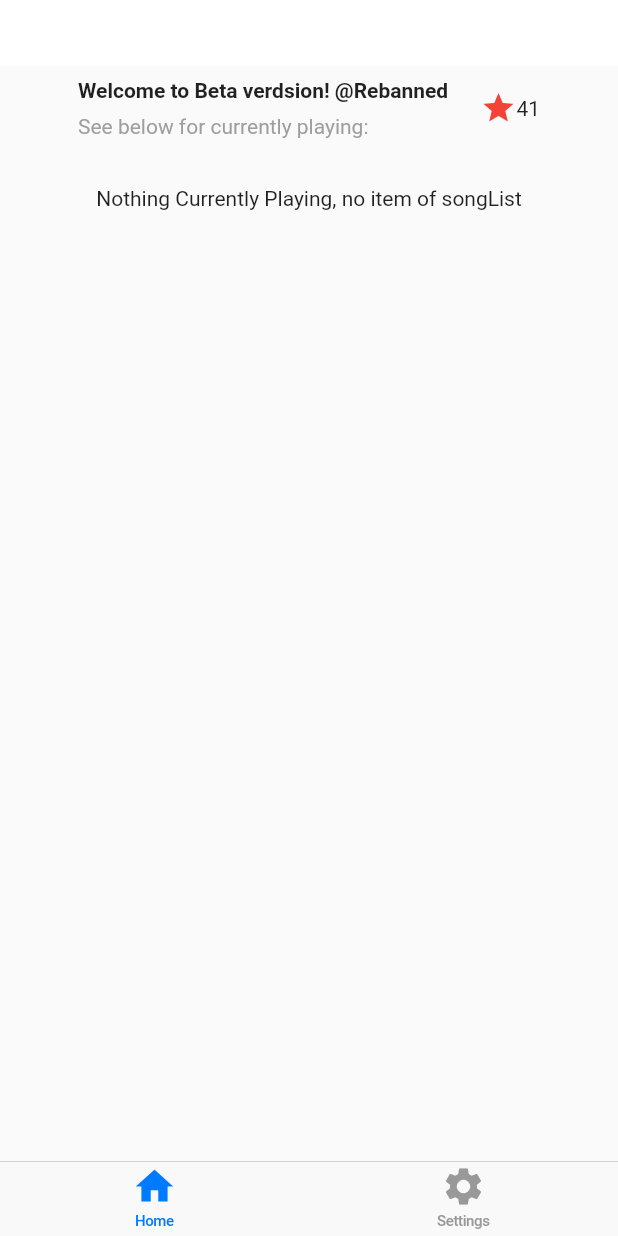
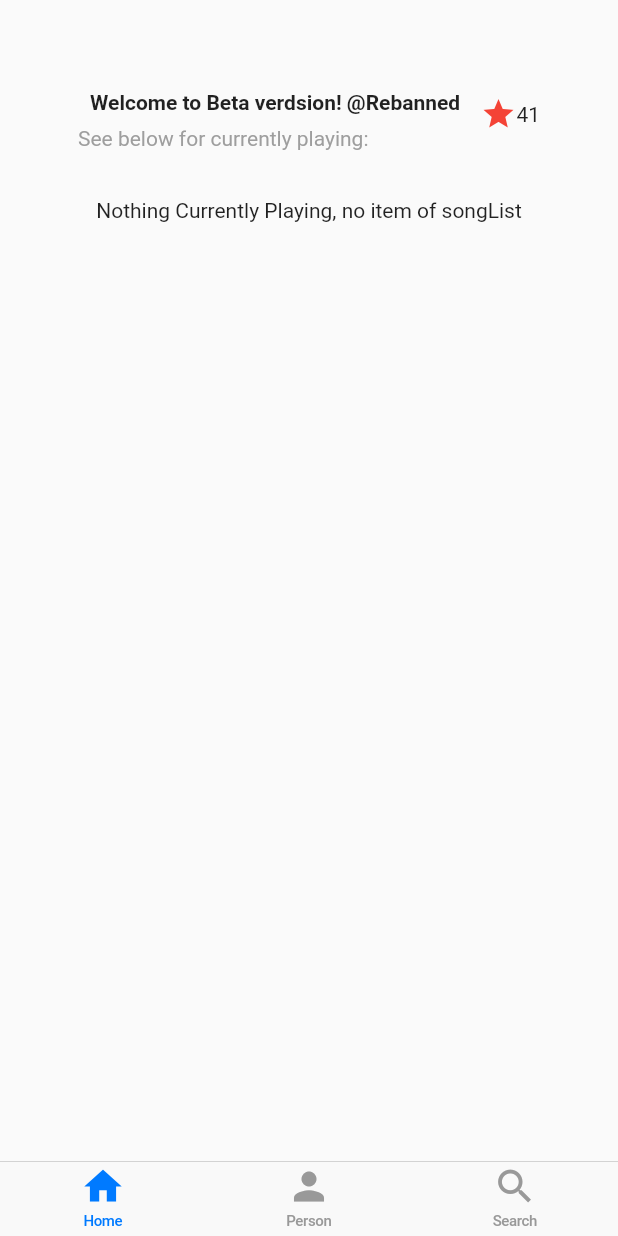
Before and after one commit to rebaneado/prod, a Flutter app: the screen it shows after launch, on a phone screen of 412 x 824 dp. Run offline on Flutter 3.47's test engine with Material 2 defaults, Android fonts, the phone set to English and light mode, and no system bars; our stand-ins replace logger, velocity_x; missing offline and left inert: spotify, spotify_sdk.

```diff
--- a/lib/main.dart
+++ b/lib/main.dart
@@ -2,6 +2,7 @@ import 'package:flutter/cupertino.dart';
 import 'package:flutter/material.dart';
 import 'package:prod/views/home_view.dart';
 import 'package:prod/views/login_view.dart';
+import 'package:prod/views/profile_view.dart';
 import 'package:prod/views/search_view.dart';
 
 void main() {
@@ -27,20 +28,28 @@ class MyHomePage extends StatefulWidget {
 
 class _MyHomePageState extends State<MyHomePage> {
   List<Widget> _tabs = [
-    HomePageView(), // see the HomeTab class below
+    HomePageView(),
+    Profile(), // see the HomeTab class below
     SearchView() // see the SettingsTab class below
   ];
 
   @override
   Widget build(BuildContext context) {
     return CupertinoPageScaffold(
-      navigationBar: CupertinoNavigationBar(),
+      resizeToAvoidBottomInset: false,
+//TODO: i comented this out and the ugly bar is gone so thats good
+      //navigationBar: CupertinoNavigationBar(),
+/////////////// figure out how to remove that cupertino nav bar
+      ///Next todo is to remove this major eue sore that is messing up my whole layout..
+
       child: CupertinoTabScaffold(
+          resizeToAvoidBottomInset: false,
           tabBar: CupertinoTabBar(
-            items: [
+            items: const [
               BottomNavigationBarItem(icon: Icon(Icons.home), label: 'Home'),
               BottomNavigationBarItem(
-                  icon: Icon(Icons.settings), label: 'Settings')
+                  icon: Icon(Icons.person), label: 'Person'),
+              BottomNavigationBarItem(icon: Icon(Icons.search), label: 'Search')
             ],
           ),
           tabBuilder: (BuildContext context, index) {
@@ -69,3 +78,12 @@ class SettingTab extends StatelessWidget {
     );
   }
 }
+
+class ProfileTab extends StatelessWidget {
+  @override
+  Widget build(BuildContext context) {
+    return Center(
+      child: Text('Profile Tab'),
+    );
+  }
+}
--- a/lib/views/home_view.dart
+++ b/lib/views/home_view.dart
@@ -6,6 +6,7 @@ import 'package:flutter/material.dart';
 import 'package:prod/model/song_model.dart';
 import 'package:prod/widgets/title_widget.dart';
 import 'package:spotify_sdk/models/image_uri.dart';
+import 'package:spotify_sdk/platform_channels.dart';
 import 'package:spotify_sdk/spotify_sdk.dart';
 import 'package:prod/managers/auth_manager.dart';
 
@@ -33,7 +34,10 @@ class _HomeViewState extends State<HomePageView> {
               currentSongTitle(),
               AuthManager(),
 
-              //spotifyImageWidget(),
+              ///TODO: this should be a button to be pressed instead of running automaticallhy
+              songInformation(),
+              //spotifyImageWidget(SpotifySdk.getImage(imageUri: Player)),
+
               // Playlist(),
               // AddRemoveSongButtons(),
               // AudioProgressBar(),
@@ -83,6 +87,16 @@ class _HomeViewState extends State<HomePageView> {
             );
           }
         });
+  }
+
+  Widget songInformation() {
+    return Column(
+
+        // Text('RepeatMode: ${playerState.playbackOptions.repeatMode}'),
+        // Text('Image URI: ${track.imageUri.raw}'),
+        // Text('Is episode? ${track.isEpisode}'),
+        // Text('Is podcast? ${track.isPodcast}'),
+        );
   }
 }
 
--- a/lib/views/sign_up_view.dart
+++ b/lib/views/sign_up_view.dart
@@ -23,7 +23,7 @@ class SignUpView extends StatelessWidget {
     return Form(
       key: _formKey,
       child: Padding(
-        padding: EdgeInsets.symmetric(horizontal: 40),
+        padding: EdgeInsets.symmetric(horizontal: 1, vertical: 1),
         child: Column(
           mainAxisAlignment: MainAxisAlignment.center,
           children: [
--- a/lib/widgets/bottom_navigation_bar_wiget.dart
+++ b/lib/widgets/bottom_navigation_bar_wiget.dart
@@ -1,6 +1,13 @@
+/*
+
+II think i pulled this in as an example  - not 100% sure but seems im not using this
+
+*/
+
 import 'package:flutter/cupertino.dart';
 import 'package:flutter/material.dart';
 import 'package:prod/views/login_view.dart';
+import 'package:prod/views/profile_view.dart';
 import 'package:prod/views/search_view.dart';
 
 void main() {
@@ -25,9 +32,11 @@ class MyHomePage extends StatefulWidget {
   _MyHomePageState createState() => _MyHomePageState();
 }
 
+// This below cvreates the 2 tabs that are present in the
 class _MyHomePageState extends State<MyHomePage> {
   List<Widget> _tabs = [
     LoginView(), // see the HomeTab class below
+    Profile(),
     SearchView() // see the SettingsTab class below
   ];
 
@@ -42,7 +51,8 @@ class _MyHomePageState extends State<MyHomePage> {
             items: [
               BottomNavigationBarItem(icon: Icon(Icons.home), label: 'Home'),
               BottomNavigationBarItem(
-                  icon: Icon(Icons.settings), label: 'Settings')
+                  icon: Icon(Icons.settings), label: 'Settings'),
+              BottomNavigationBarItem(icon: Icon(Icons.search), label: 'Search')
             ],
           ),
           tabBuilder: (BuildContext context, index) {
--- a/lib/widgets/title_widget.dart
+++ b/lib/widgets/title_widget.dart
@@ -11,7 +11,7 @@ Widget titleSection = Container(
           children: [
             /*2*/
             Container(
-              padding: const EdgeInsets.only(bottom: 8),
+              padding: const EdgeInsets.all(8),
               child: const Text(
                 'Welcome to Beta verdsion! @Rebanned',
                 style: TextStyle(
```
Also changed, not shown: lib/managers/auth_manager.dart (+86 -6 lines), lib/views/search_view.dart (+37 -12 lines), lib/widgets/sized_icon_button.dart (added, +38 -0 lines), 1 other file.
